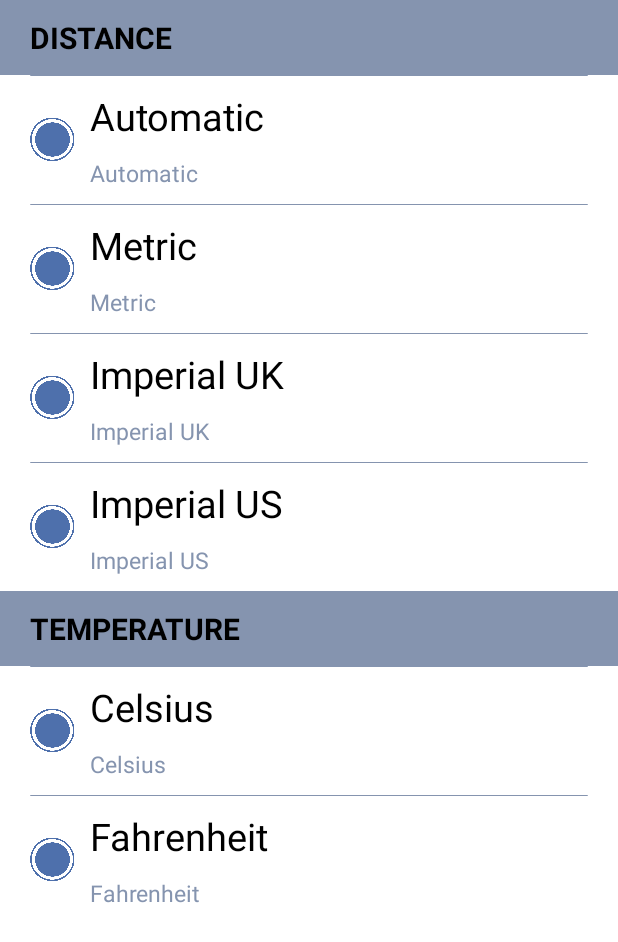
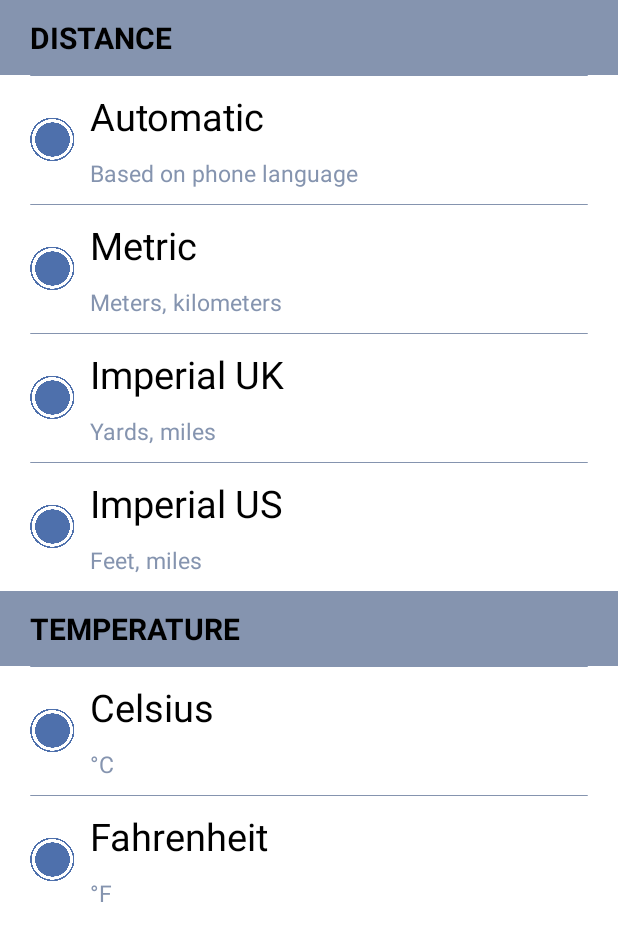
Before and after one commit to JoshMkhari/Carte, an Android app: the fragment Fragment_Units shown on its own in the app's theme, after a tap on "Automatic", on a phone screen of 412 x 824 dp. Shown: the top 942 px of the screen. Run offline under Robolectric (Android 15) with nearby library versions, the phone set to English and light mode, and no system bars.

Commit message:
Close button for submenu has been coded on Main Activity

```diff
--- a/app/src/main/java/com/carte/navigator/MainActivity.java
+++ b/app/src/main/java/com/carte/navigator/MainActivity.java
@@ -45,6 +45,11 @@ public class MainActivity extends AppCompatActivity implements Interface_Recycle
         _subMenu.setContentView(R.layout.bottom_sheet_sub_menu_layout);
         _subMenu.setCanceledOnTouchOutside(true);
 
+        ImageButton _imageButton_close_sub_menu = _subMenu.findViewById(R.id.imageButton_close_sub_menu);
+        assert _imageButton_close_sub_menu != null;
+        _imageButton_close_sub_menu.setOnClickListener(view -> {
+            _subMenu.dismiss();
+        });
 
         ArrayList<Integer> tempUserCollections = new ArrayList<Integer>();//Will be changed later
 
@@ -107,6 +112,7 @@ public class MainActivity extends AppCompatActivity implements Interface_Recycle
         button_newCollection.setOnClickListener(view -> {
             TextView _textView_sub_menu_title = _subMenu.findViewById(R.id.textView_sub_menu_title);
             assert _textView_sub_menu_title != null;
+
             _textView_sub_menu_title.setText("Collections");
 
             findNavController(Objects.requireNonNull(getSupportFragmentManager().findFragmentById(R.id.fragment_container_view_sub_menu))).
--- a/app/src/main/java/com/carte/navigator/menu/adapters/Adapter_Account_Settings.java
+++ b/app/src/main/java/com/carte/navigator/menu/adapters/Adapter_Account_Settings.java
@@ -60,7 +60,6 @@ public class Adapter_Account_Settings extends RecyclerView.Adapter<Adapter_Accou
                     holder.subOptionName.setText(Fragment_Units._units_temperature_sub[position]);
                     break;
             }
-            holder.subOptionName.setText(_optionsList[position]);
         }
 
     }
--- a/app/src/main/java/com/carte/navigator/menu/sub/settings/Fragment_Units.java
+++ b/app/src/main/java/com/carte/navigator/menu/sub/settings/Fragment_Units.java
@@ -69,7 +69,7 @@ public class Fragment_Units extends Fragment implements Interface_RecyclerView {
             {
                 case 0:
                     Toast.makeText(getContext(),
-                            _units_temperature_sub[0], Toast.LENGTH_LONG).show();
+                            "Automatic selected", Toast.LENGTH_LONG).show();
                     break;
                 case 1:
                     Toast.makeText(getContext(),
```
